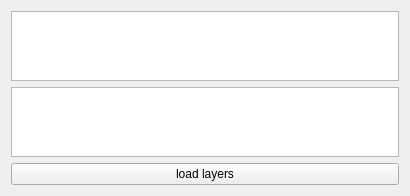
First picture: the form in processing/gui/custom_widgets/factor_table/WgtCombineSelector.ui, repository hboussard/chloe5_qgis, before the edit.
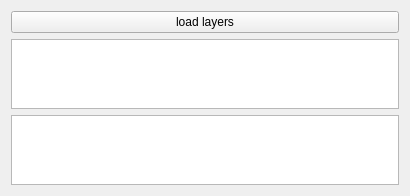
Second picture: the form after the edit.

Commit message: Processing FactorTablePane widget : Move the Load layers button above the table. Clear the table when no rasters are selected instead of showing an error dialog. Sort the layer list alphabetically by name in standard/batch mode.

Patch:
```diff
--- a/processing/gui/custom_widgets/factor_table/WgtCombineSelector.ui
+++ b/processing/gui/custom_widgets/factor_table/WgtCombineSelector.ui
@@ -14,6 +14,13 @@
    <string notr="true">Form</string>
   </property>
   <layout class="QVBoxLayout" name="verticalLayout">
+   <item>
+    <widget class="QPushButton" name="button_load_layers">
+     <property name="text">
+      <string>load layers</string>
+     </property>
+    </widget>
+   </item>
    <item>
     <widget class="QTableView" name="tableView"/>
    </item>
@@ -27,13 +34,6 @@
      </property>
     </widget>
    </item>
-   <item>
-    <widget class="QPushButton" name="button_load_layers">
-     <property name="text">
-      <string>load layers</string>
-     </property>
-    </widget>
-   </item>
   </layout>
  </widget>
  <resources/>
```
The commit also changes 1 other file.
